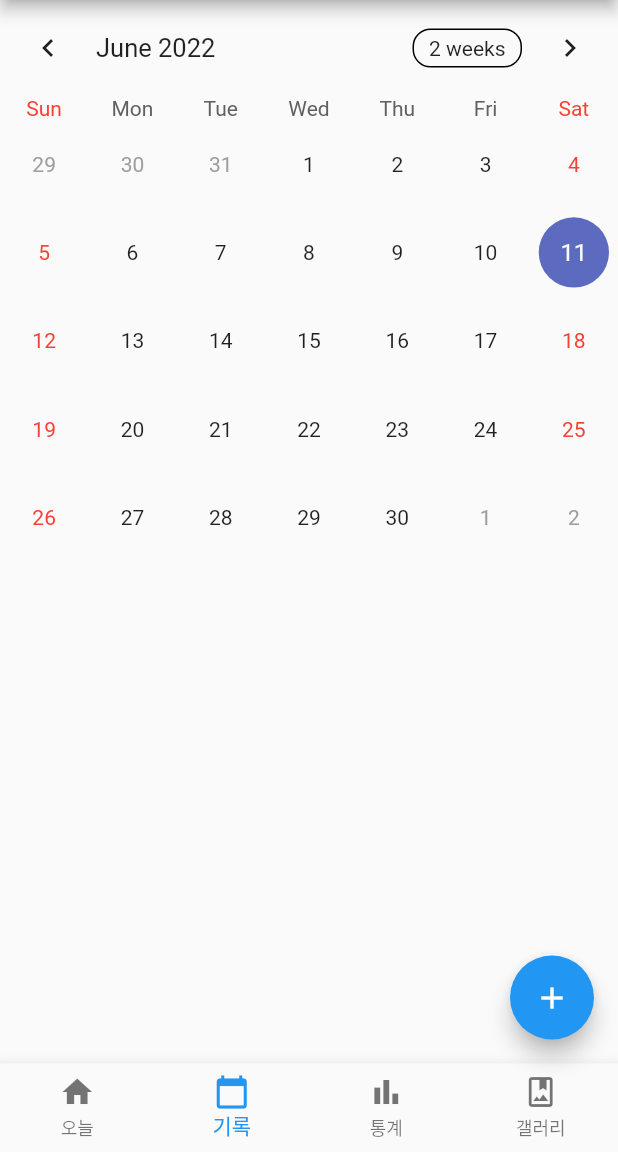
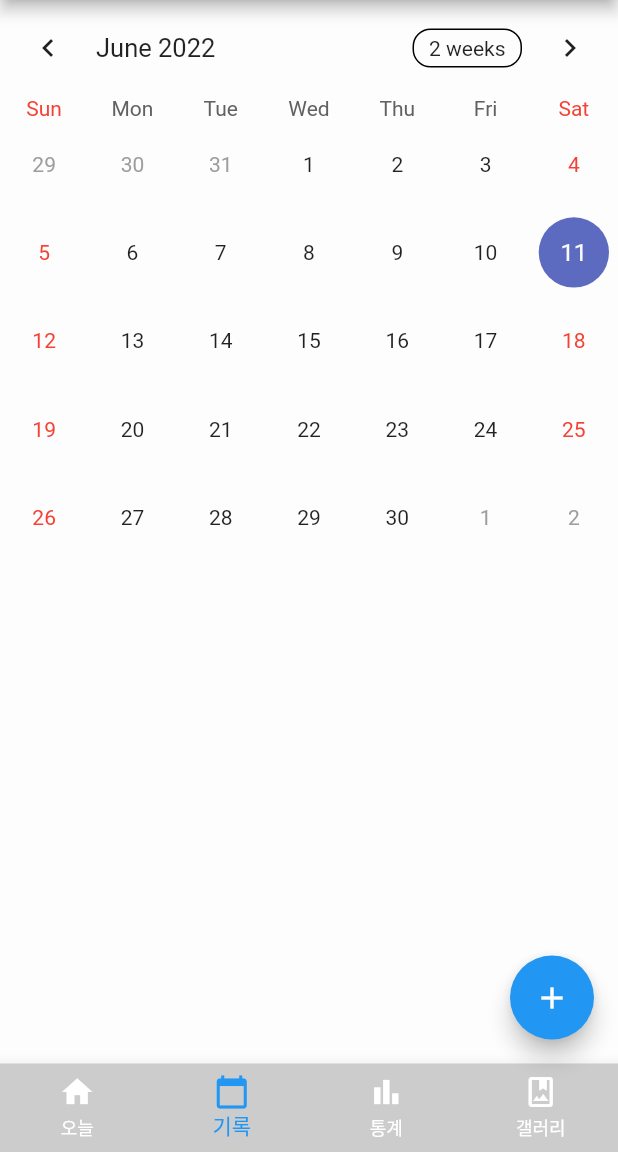
Before and after one commit to kkong3456/flutter_eyebody, a Flutter app: the screen it shows after launch, item 2 of the bottom bar chosen, on a phone screen of 412 x 824 dp, the part 84-1236 px from its top. Run offline on Flutter 3.47's test engine with Material 2 defaults, Android fonts, the phone set to English and light mode, and no system bars; drawn by our look-alikes of table_calendar; our stand-ins replace flutter_local_notifications, sqflite, timezone; missing offline and left inert: multi_image_picker; accounts and stored records are empty.

Commit message:
dark 완성, 프로젝트 끝

```diff
--- a/lib/main.dart
+++ b/lib/main.dart
@@ -135,11 +135,14 @@ class _MyHomePageState extends State<MyHomePage> {
   @override
   Widget build(BuildContext context) {
     return Scaffold(
+      backgroundColor: Color(0xFFFDFDFD),
       appBar: AppBar(
         title: Text(widget.title),
       ),
       body: getPage(),
       bottomNavigationBar: BottomNavigationBar(
+          backgroundColor: Color(0xFFCCCCCC),
+          unselectedItemColor: Colors.white,
           type: BottomNavigationBarType.fixed, //4개이상 아이템생성시 반드시  타입을 지정해야 함
           items: [
             BottomNavigationBarItem(
@@ -370,7 +373,7 @@ class _MyHomePageState extends State<MyHomePage> {
   Widget getGalleryPage() {
     return Container(
         child: GridView.count(
-      crossAxisCount: 3,
+      crossAxisCount: 2,
       childAspectRatio: 1,
       children: List.generate(todayEyeBody.length, (idx) {
         return EyeBodyCard(eyeBody: todayEyeBody[idx]);
```
